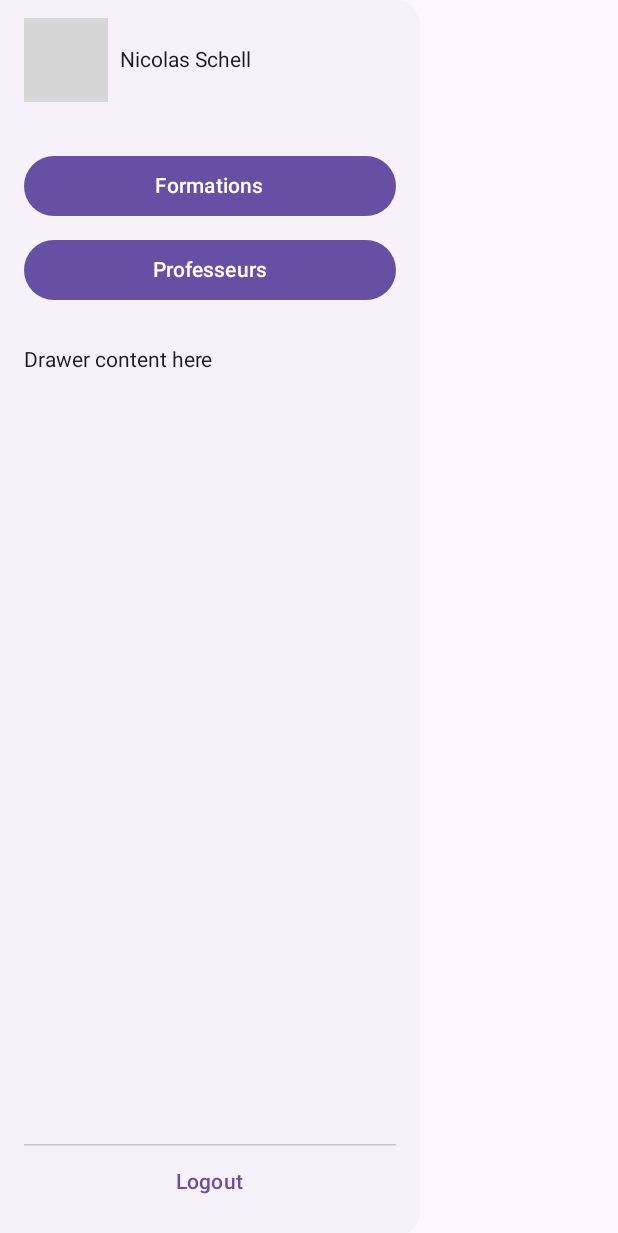
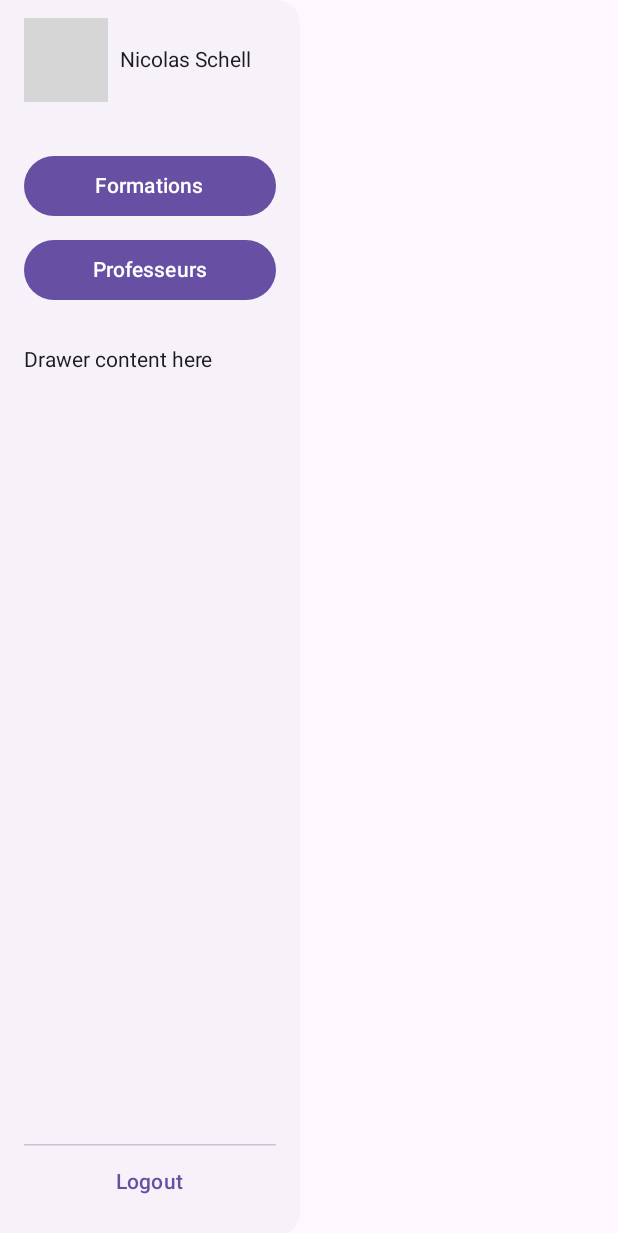
Before and after one commit to RISE-Remote-Intranet-School-Environment/CompanionAppStudent, an Android app built with Jetpack Compose: the composable AppDrawer shown on its own in the app's theme, on a phone screen of 412 x 824 dp. Shown: the top 1233 px of the screen. Run offline under Robolectric (Android 15) with nearby library versions, the phone set to English and light mode, and no system bars; our stand-ins replace Compose Multiplatform resources; 1 statement that could not run was skipped; grey boxes are pictures that could not be loaded.

Commit message:
Drawer max size + Logout button

```diff
--- a/composeApp/src/commonMain/kotlin/be/ecam/companion/ui/components/AppDrawer.kt
+++ b/composeApp/src/commonMain/kotlin/be/ecam/companion/ui/components/AppDrawer.kt
@@ -27,15 +27,20 @@ fun AppDrawer(
     val scrollState = rememberScrollState()
 
     ModalDrawerSheet(
-        modifier = Modifier.width(280.dp)
+        modifier = Modifier
+            .fillMaxHeight()
+            .widthIn(min = 140.dp, max = 200.dp) // Max drawer size
     ) {
         Column(
             modifier = Modifier
                 .fillMaxHeight()
-                .padding(horizontal = 16.dp, vertical = 12.dp),
-            verticalArrangement = Arrangement.SpaceBetween
+                .padding(horizontal = 16.dp, vertical = 12.dp)
         ) {
-            Column {
+            Column(
+                modifier = Modifier
+                    .weight(1f)
+                    .verticalScroll(scrollState)
+            ) {
                 DrawerProfileSection(onSelectDashboard)
                 Spacer(Modifier.height(8.dp))
 
@@ -54,7 +59,7 @@ fun AppDrawer(
                 }
 
                 Spacer(Modifier.height(16.dp))
-                DrawerExtraScrollableSection(scrollState)
+                DrawerExtraScrollableSection()
             }
 
             DrawerLogoutSection(onLogout)
@@ -90,12 +95,8 @@ private fun DrawerProfileSection(onSelectDashboard: () -> Unit) {
 }
 
 @Composable
-private fun DrawerExtraScrollableSection(scrollState: androidx.compose.foundation.ScrollState) {
-    Column(
-        modifier = Modifier
-            .verticalScroll(scrollState)
-            .padding(top = 12.dp)
-    ) {
+private fun DrawerExtraScrollableSection() {
+    Column(modifier = Modifier.padding(top = 12.dp)) {
         Text("Drawer content here")
         Spacer(Modifier.height(400.dp)) // Exemple, à remplacer par un vrai contenu
     }
```
